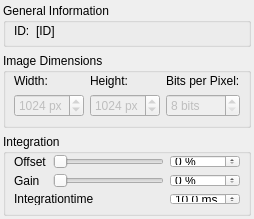
Before: the Qt Designer form DummyGrabber/dockWidgetDummyGrabber.ui in itom-project/plugins, drawn with Qt 5.
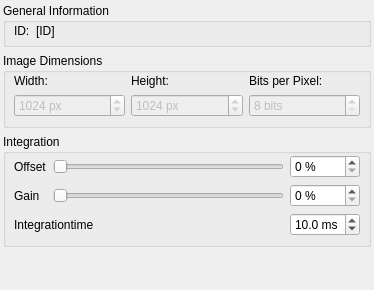
After: the same form once the commit is applied.

What changed in the file:
```diff
--- a/DummyGrabber/dockWidgetDummyGrabber.ui
+++ b/DummyGrabber/dockWidgetDummyGrabber.ui
@@ -6,16 +6,10 @@
    <rect>
     <x>0</x>
     <y>0</y>
-    <width>231</width>
-    <height>219</height>
+    <width>374</width>
+    <height>290</height>
    </rect>
   </property>
-  <property name="minimumSize">
-   <size>
-    <width>0</width>
-    <height>219</height>
-   </size>
-  </property>
   <property name="windowTitle">
    <string>Form</string>
   </property>
```
Left out of the diff: 11 changed lines with no effect on the pictures.
